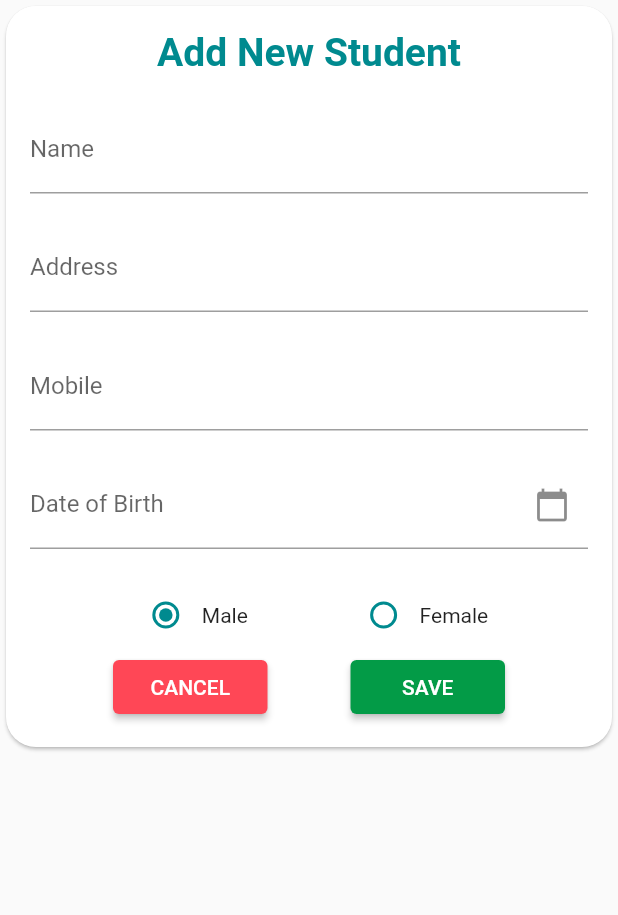
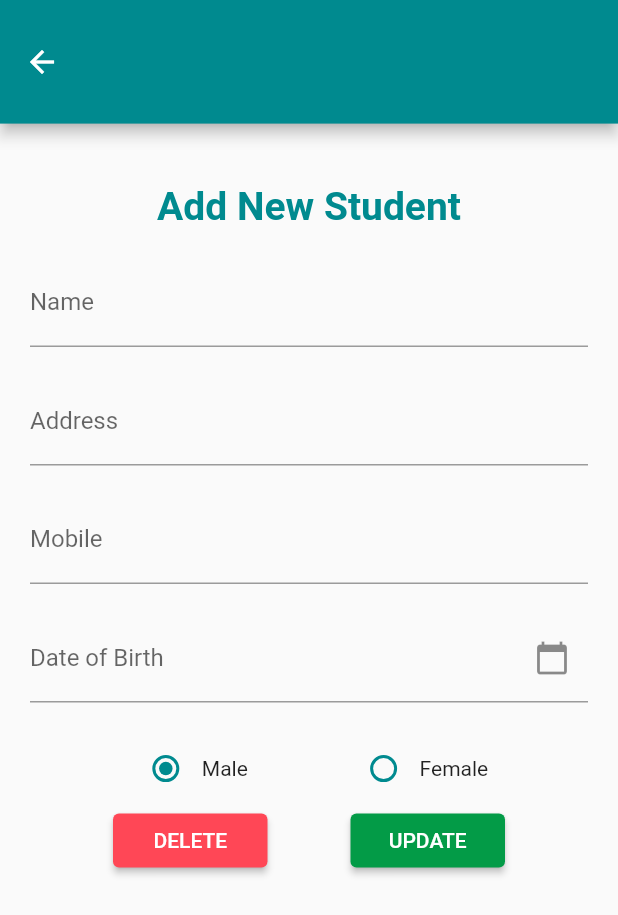
Before and after one commit to sumathipala-hes/training-ramp-up, a Flutter app: the StudentPageView screen opened directly, on a phone screen of 412 x 824 dp. Shown: the top 915 px of the screen. Run offline on Flutter 3.47's test engine with Material 2 defaults, Android fonts, the phone set to English and light mode, and no system bars; our stand-ins replace flutter_bloc.

Commit message:
Update And Delete UI

```diff
--- a/frontend/lib/ui/student_page/student_page_view.dart
+++ b/frontend/lib/ui/student_page/student_page_view.dart
@@ -1,9 +1,9 @@
 import 'package:flutter/material.dart';
 import 'package:flutter_bloc/flutter_bloc.dart';
+import 'package:frontend/ui/student_page/student_page_bloc.dart';
+import 'package:frontend/ui/student_page/student_page_event.dart';
 import 'package:intl/intl.dart';
 
-import '../home_page/home_page_bloc.dart';
-import '../home_page/home_page_event.dart';
 import '../theme/colors.dart';
 
 class StudentPageView extends StatelessWidget {
@@ -15,18 +15,21 @@ class StudentPageView extends StatelessWidget {
     final TextEditingController addressController = TextEditingController();
     final TextEditingController mobileController = TextEditingController();
     final TextEditingController dateController = TextEditingController();
-    DateTime dob = DateTime.now();
     String gender = 'Male';
 
-    HomePageBloc homePageBloc = BlocProvider.of<HomePageBloc>(context);
+    StudentPageBloc homePageBloc = BlocProvider.of<StudentPageBloc>(context);
 
-    return SingleChildScrollView(
-      child: Card(
-        shape: RoundedRectangleBorder(
-          borderRadius: BorderRadius.circular(20.0),
+    return Scaffold(
+      appBar: AppBar(
+        backgroundColor: AppColors.mainColor,
+        elevation: 4,
+        title: const Row(
+          mainAxisAlignment: MainAxisAlignment.end,
         ),
-        child: Padding(
-          padding: const EdgeInsets.all(16.0),
+        toolbarHeight: MediaQuery.of(context).size.height * 0.1,
+      ),
+      body: Padding(
+        padding: const EdgeInsets.fromLTRB(20, 40, 20, 40),
         child: Column(
           mainAxisSize: MainAxisSize.min,
           crossAxisAlignment: CrossAxisAlignment.center,
@@ -94,7 +97,6 @@ class StudentPageView extends StatelessWidget {
                 dateController.text = DateFormat('EEE MMM d yyyy').format(
                   date ?? DateTime.now(),
                 );
-                  dob = date ?? DateTime.now();
               },
             ),
             const SizedBox(
@@ -112,9 +114,11 @@ class StudentPageView extends StatelessWidget {
                       ),
                       groupValue: gender,
                       onChanged: (value) {
-                          // setState(() {
-                          //   gender = value.toString();
-                          // });
+                        homePageBloc.add(
+                          SetRadioButtons(
+                            gender: value.toString(),
+                          ),
+                        );
                       },
                     ),
                     const Text('Male'),
@@ -129,9 +133,11 @@ class StudentPageView extends StatelessWidget {
                       ),
                       groupValue: gender,
                       onChanged: (value) {
-                          // setState(() {
-                          //   gender = value.toString();
-                          // });
+                        homePageBloc.add(
+                          SetRadioButtons(
+                            gender: value.toString(),
+                          ),
+                        );
                       },
                     ),
                     const Text('Female'),
@@ -151,7 +157,7 @@ class StudentPageView extends StatelessWidget {
                     onPressed: () {
                       Navigator.of(context).pop();
                     },
-                      child: const Text('CANCEL'),
+                    child: const Text('DELETE'),
                   ),
                 ),
                 SizedBox(
@@ -162,17 +168,9 @@ class StudentPageView extends StatelessWidget {
                     ),
                     onPressed: () async {
                       Navigator.of(context).pop();
-                        homePageBloc.add(
-                          SaveStudentEvent(
-                            name: nameController.text,
-                            address: addressController.text,
-                            mobile: mobileController.text,
-                            dob: dob,
-                            gender: gender,
-                          ),
-                        );
+                      // homePageBloc.add();
                     },
-                      child: const Text('SAVE'),
+                    child: const Text('UPDATE'),
                   ),
                 ),
               ],
@@ -180,7 +178,6 @@ class StudentPageView extends StatelessWidget {
           ],
         ),
       ),
-      ),
     );
   }
 }
```
Also changed, not shown: frontend/lib/ui/widget/student_card.dart (+12 -1 lines). Lines whose indentation alone changed are shown as unchanged.
